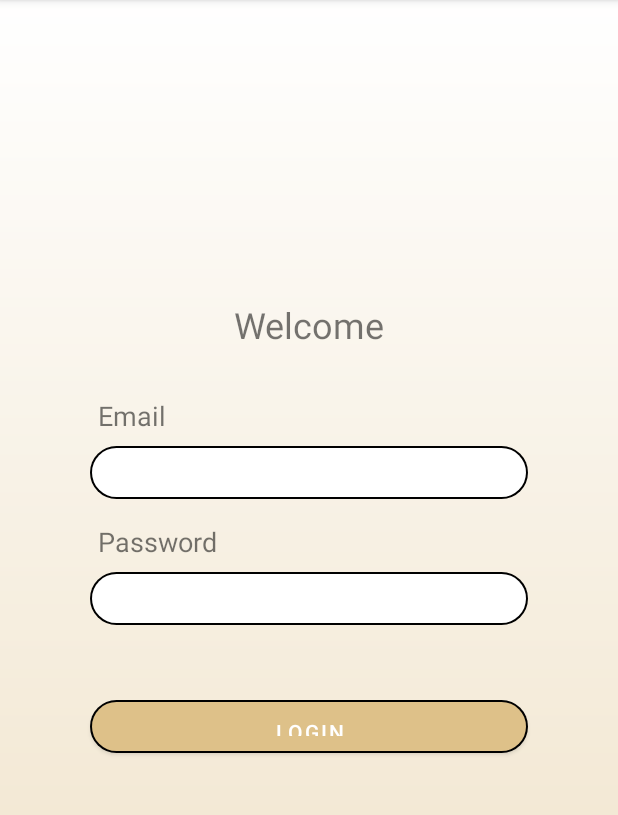
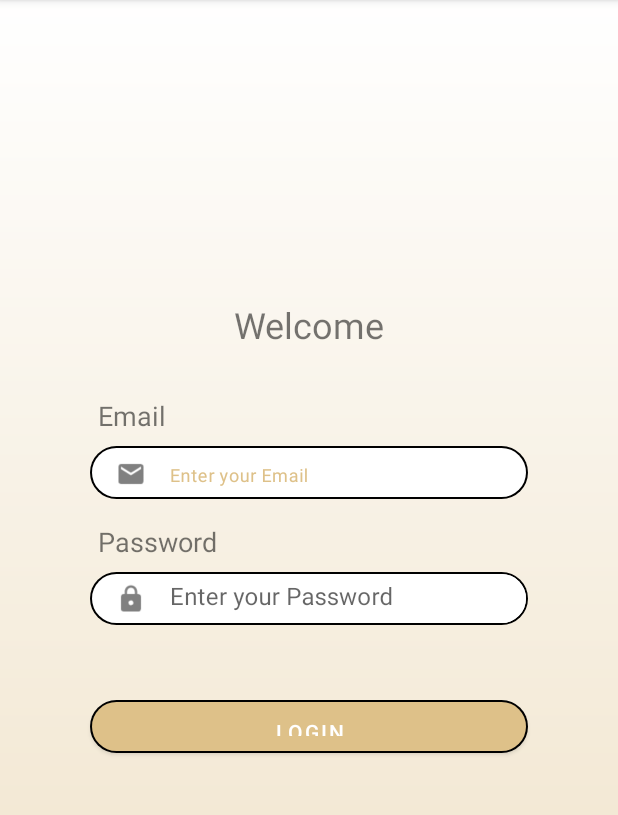
Before and after one commit to Vincent-Leonard/GlobalExperience, an Android app: the LoginActivity screen opened directly, with no data from a screen before it, on a phone screen of 412 x 824 dp, the part 84-899 px from its top. Run offline under Robolectric (Android 15) with nearby library versions, the phone set to English and light mode, and no system bars.

Commit message:
Update Login Layout

```diff
--- a/app/src/main/res/layout/activity_login.xml
+++ b/app/src/main/res/layout/activity_login.xml
@@ -65,8 +65,40 @@
         app:layout_constraintStart_toStartOf="@+id/black"
         app:layout_constraintTop_toTopOf="@+id/black" />
 
+    <ImageView
+        android:id="@+id/img_email"
+        android:layout_width="20dp"
+        android:layout_height="20dp"
+        android:layout_marginStart="16dp"
+        android:alpha="0.5"
+        app:layout_constraintBottom_toBottomOf="@+id/black"
+        app:layout_constraintStart_toStartOf="@+id/white"
+        app:layout_constraintTop_toTopOf="@+id/white"
+        app:srcCompat="@drawable/baseline_email_black_18dp" />
+
+    <com.google.android.material.textfield.TextInputLayout
+        android:id="@+id/textInputEmail"
+        android:layout_width="0dp"
+        android:layout_height="0dp"
+        android:layout_marginTop="1dp"
+        android:layout_marginEnd="8dp"
+        android:layout_marginBottom="1dp"
+        app:boxStrokeWidth="0dp"
+        app:boxStrokeWidthFocused="0dp"
+        app:layout_constraintBottom_toBottomOf="@+id/white"
+        app:layout_constraintEnd_toEndOf="@+id/white"
+        app:layout_constraintStart_toEndOf="@+id/img_email"
+        app:layout_constraintTop_toTopOf="@+id/white">
+
+        <com.google.android.material.textfield.TextInputEditText
+            android:layout_width="match_parent"
+            android:layout_height="match_parent"
+            android:background="@drawable/column_white"
+            android:hint="@string/email" />
+    </com.google.android.material.textfield.TextInputLayout>
+
     <TextView
-        android:id="@+id/text_email3"
+        android:id="@+id/text_password"
         android:layout_width="0dp"
         android:layout_height="wrap_content"
         android:layout_marginStart="65dp"
@@ -86,7 +118,7 @@
         android:background="@drawable/column_black"
         app:layout_constraintEnd_toEndOf="parent"
         app:layout_constraintStart_toStartOf="parent"
-        app:layout_constraintTop_toBottomOf="@+id/text_email3" />
+        app:layout_constraintTop_toBottomOf="@+id/text_password" />
 
     <View
         android:id="@+id/white2"
@@ -101,6 +133,35 @@
         app:layout_constraintEnd_toEndOf="@+id/black2"
         app:layout_constraintStart_toStartOf="@+id/black2"
         app:layout_constraintTop_toTopOf="@+id/black2" />
+
+    <ImageView
+        android:id="@+id/img_password"
+        android:layout_width="20dp"
+        android:layout_height="20dp"
+        android:layout_marginStart="16dp"
+        android:alpha="0.5"
+        app:layout_constraintBottom_toBottomOf="@+id/white2"
+        app:layout_constraintStart_toStartOf="@+id/white2"
+        app:layout_constraintTop_toTopOf="@+id/white2"
+        app:srcCompat="@drawable/baseline_lock_black_18dp" />
+
+    <com.google.android.material.textfield.TextInputLayout
+        android:id="@+id/textInputPassword"
+        android:layout_width="0dp"
+        android:layout_height="0dp"
+        app:boxStrokeWidth="0dp"
+        app:boxStrokeWidthFocused="0dp"
+        app:layout_constraintBottom_toBottomOf="@+id/white2"
+        app:layout_constraintEnd_toEndOf="@+id/white2"
+        app:layout_constraintStart_toEndOf="@+id/img_password"
+        app:layout_constraintTop_toTopOf="@+id/white2">
+
+        <com.google.android.material.textfield.TextInputEditText
+            android:layout_width="match_parent"
+            android:layout_height="match_parent"
+            android:background="@drawable/column_white"
+            android:hint="@string/password" />
+    </com.google.android.material.textfield.TextInputLayout>
 
     <View
         android:id="@+id/black3"
--- a/app/src/main/res/values/strings.xml
+++ b/app/src/main/res/values/strings.xml
@@ -3,4 +3,6 @@
     <!-- TODO: Remove or change this placeholder text -->
     <string name="hello_blank_fragment">Hello blank fragment</string>
     <string name="resubmit">Re-Submmit</string>
+    <string name="email">Enter your Email</string>
+    <string name="password">Enter your Password</string>
 </resources>
```
Also changed, not shown: app/src/main/res/drawable/baseline_lock_black_18dp.png (added), app/src/main/res/drawable/baseline_vpn_key_black_18dp.png (added).
